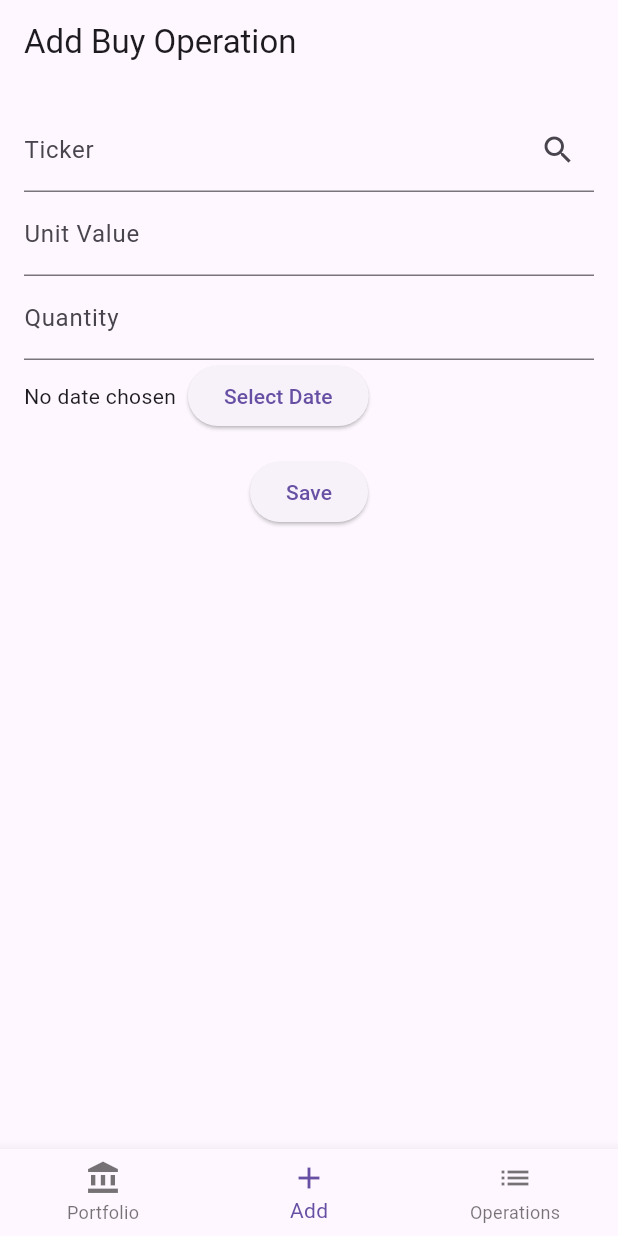
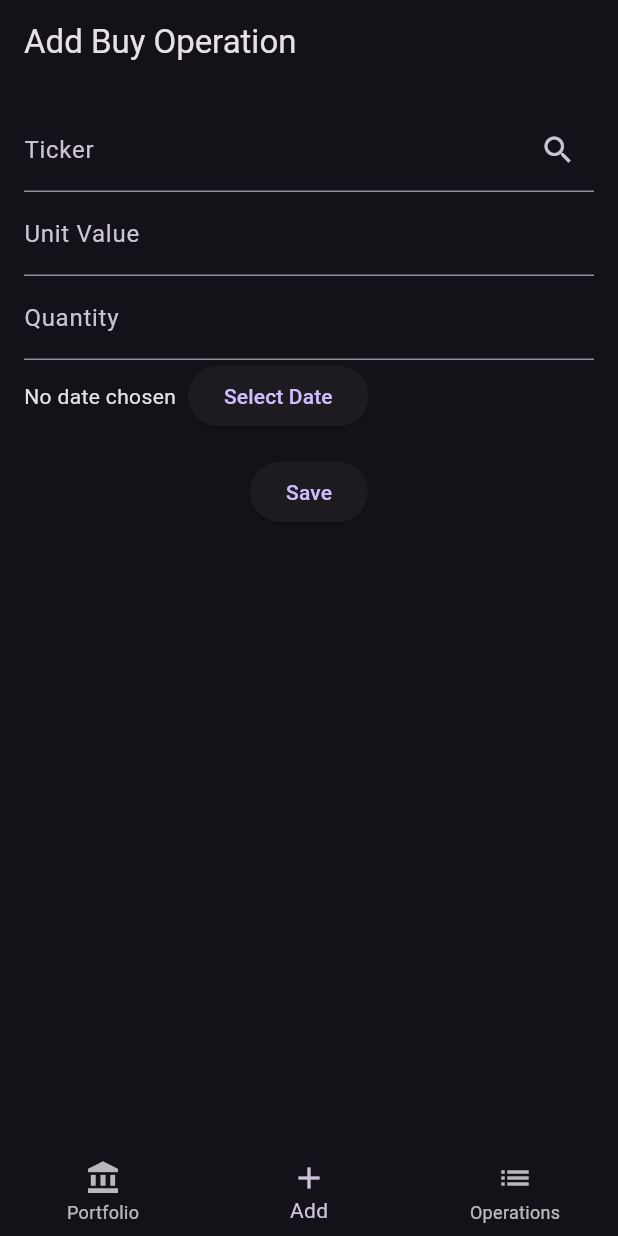
Before and after one commit to polku/fortuna, a Flutter app: the screen it shows after launch, item 2 of the bottom bar chosen, on a phone screen of 412 x 824 dp. Run offline on Flutter 3.47's test engine with Material 3 defaults, Android fonts, the phone set to English and light mode, and no system bars; our stand-ins replace sqflite; accounts and stored records are empty.

Commit message:
Use dark theme

```diff
--- a/lib/main.dart
+++ b/lib/main.dart
@@ -18,6 +18,9 @@ class MyApp extends StatelessWidget {
   Widget build(BuildContext context) {
     return MaterialApp(
       title: 'Investment Tracker',
+      theme: ThemeData.light(),
+      darkTheme: ThemeData.dark(),
+      themeMode: ThemeMode.dark,
       home: const HomePage(),
     );
   }
```
Also changed, not shown: 1 other file.
